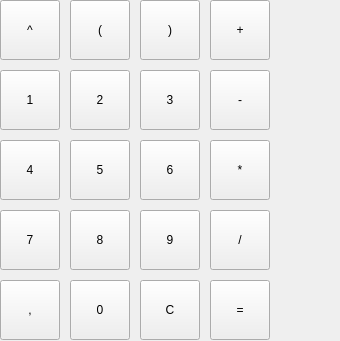
Qt form ui/views/InputModule/InputModule.ui (dammmueller-calculator/calculator) before a commit.
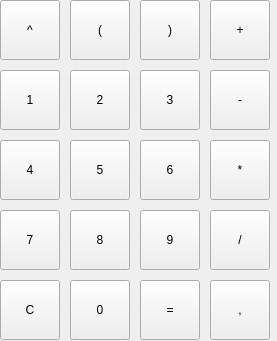
The same form after that commit.

The edit to the form file:
```diff
--- a/ui/views/InputModule/InputModule.ui
+++ b/ui/views/InputModule/InputModule.ui
@@ -6,7 +6,7 @@
    <rect>
     <x>0</x>
     <y>0</y>
-    <width>340</width>
+    <width>277</width>
     <height>341</height>
    </rect>
   </property>
@@ -146,7 +146,7 @@
   <widget class="QPushButton" name="btn_comma">
    <property name="geometry">
     <rect>
-     <x>0</x>
+     <x>210</x>
      <y>280</y>
      <width>60</width>
      <height>60</height>
@@ -159,7 +159,7 @@
   <widget class="QPushButton" name="btn_c">
    <property name="geometry">
     <rect>
-     <x>140</x>
+     <x>0</x>
      <y>280</y>
      <width>60</width>
      <height>60</height>
@@ -198,7 +198,7 @@
   <widget class="QPushButton" name="btn_equal">
    <property name="geometry">
     <rect>
-     <x>210</x>
+     <x>140</x>
      <y>280</y>
      <width>60</width>
      <height>60</height>
```
